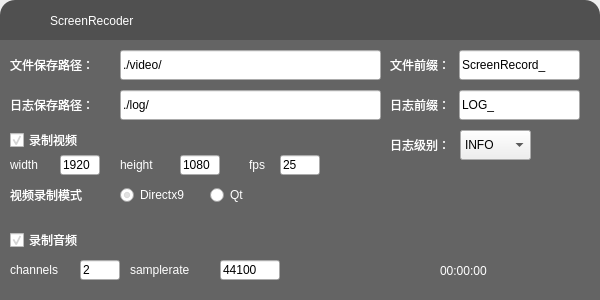
TinyRocker/ScreenRecorder, file src/ScreenRecorder/ScreenRecorder.ui: the form before one commit.
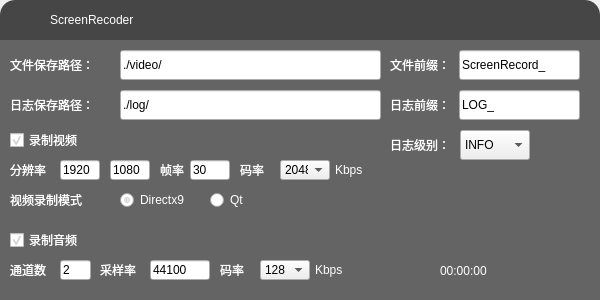
The form after the commit. Icons and pictures are not drawn.

What changed in the file:
```diff
--- a/src/ScreenRecorder/ScreenRecorder.ui
+++ b/src/ScreenRecorder/ScreenRecorder.ui
@@ -20,17 +20,12 @@
   <property name="styleSheet">
    <string notr="true">#background
 {
-background-color: rgb(80, 80, 80);
+background-color: rgb(70, 70, 70);
 border-radius:15px
 }
 #context
 {
 background-color: rgb(100, 100, 100);
-}
-#title
-{
-color: rgb(255, 255, 255);
-	font: 11pt &quot;Arial&quot;;
 }</string>
   </property>
   <widget class="QWidget" name="background" native="true">
@@ -45,10 +40,58 @@
    <property name="styleSheet">
     <string notr="true"/>
    </property>
+   <widget class="QWidget" name="title" native="true">
+    <property name="geometry">
+     <rect>
+      <x>0</x>
+      <y>0</y>
+      <width>600</width>
+      <height>40</height>
+     </rect>
+    </property>
+    <property name="styleSheet">
+     <string notr="true">#label_title
+{
+color: rgb(255, 255, 255);
+	font: 11pt &quot;Arial&quot;;
+}</string>
+    </property>
+    <widget class="QLabel" name="logo">
+     <property name="geometry">
+      <rect>
+       <x>10</x>
+       <y>6</y>
+       <width>28</width>
+       <height>28</height>
+      </rect>
+     </property>
+     <property name="text">
+      <string/>
+     </property>
+     <property name="pixmap">
+      <pixmap resource="ScreenRecorder.qrc">:/ScreenRecorder/Resources/logo.ico</pixmap>
+     </property>
+     <property name="scaledContents">
+      <bool>true</bool>
+     </property>
+    </widget>
+    <widget class="QLabel" name="label_title">
+     <property name="geometry">
+      <rect>
+       <x>50</x>
+       <y>10</y>
+       <width>110</width>
+       <height>20</height>
+      </rect>
+     </property>
+     <property name="text">
+      <string>ScreenRecoder</string>
+     </property>
+    </widget>
    <widget class="QPushButton" name="miniButton">
     <property name="geometry">
      <rect>
-      <x>525</x>
+       <x>530</x>
       <y>10</y>
       <width>24</width>
       <height>24</height>
@@ -111,6 +154,7 @@
      <bool>true</bool>
     </property>
    </widget>
+   </widget>
    <widget class="QWidget" name="context" native="true">
     <property name="geometry">
      <rect>
@@ -242,6 +286,16 @@
 #lineEdit_samplerate
 {
 font: 11pt &quot;Arial&quot;;
+}
+#label_bitrate_video
+{
+color: rgb(255, 255, 255);
+font: 11pt &quot;Arial&quot;;
+}
+#label_bitrate_audio
+{
+color: rgb(255, 255, 255);
+font: 11pt &quot;Arial&quot;;
 }</string>
     </property>
     <widget class="QPushButton" name="record">
@@ -361,7 +415,7 @@
      <property name="geometry">
       <rect>
        <x>60</x>
-       <y>115</y>
+       <y>120</y>
        <width>40</width>
        <height>20</height>
       </rect>
@@ -376,8 +430,8 @@
     <widget class="QLineEdit" name="lineEdit_height">
      <property name="geometry">
       <rect>
-       <x>180</x>
-       <y>115</y>
+       <x>110</x>
+       <y>120</y>
        <width>40</width>
        <height>20</height>
       </rect>
@@ -392,8 +446,8 @@
     <widget class="QLineEdit" name="lineEdit_fps">
      <property name="geometry">
       <rect>
-       <x>280</x>
-       <y>115</y>
+       <x>190</x>
+       <y>120</y>
        <width>40</width>
        <height>20</height>
       </rect>
@@ -402,54 +456,41 @@
       <string notr="true"/>
      </property>
      <property name="text">
-      <string>25</string>
+      <string>30</string>
      </property>
     </widget>
     <widget class="QLabel" name="label_fps">
      <property name="geometry">
       <rect>
-       <x>249</x>
-       <y>115</y>
-       <width>40</width>
+       <x>160</x>
+       <y>120</y>
+       <width>31</width>
        <height>20</height>
       </rect>
      </property>
      <property name="text">
-      <string>fps</string>
+      <string>帧率</string>
      </property>
     </widget>
     <widget class="QLabel" name="label_width">
      <property name="geometry">
       <rect>
        <x>10</x>
-       <y>115</y>
-       <width>40</width>
+       <y>120</y>
+       <width>51</width>
        <height>20</height>
       </rect>
      </property>
      <property name="text">
-      <string>width</string>
-     </property>
-    </widget>
-    <widget class="QLabel" name="label_height">
-     <property name="geometry">
-      <rect>
-       <x>120</x>
-       <y>115</y>
-       <width>40</width>
-       <height>20</height>
-      </rect>
-     </property>
-     <property name="text">
-      <string>height</string>
+      <string>分辨率</string>
      </property>
     </widget>
     <widget class="QLineEdit" name="lineEdit_channels">
      <property name="geometry">
       <rect>
-       <x>80</x>
+       <x>60</x>
        <y>220</y>
-       <width>40</width>
+       <width>31</width>
        <height>20</height>
       </rect>
      </property>
@@ -463,7 +504,7 @@
     <widget class="QLineEdit" name="lineEdit_samplerate">
      <property name="geometry">
       <rect>
-       <x>220</x>
+       <x>150</x>
        <y>220</y>
        <width>60</width>
        <height>20</height>
@@ -481,31 +522,31 @@
       <rect>
        <x>10</x>
        <y>220</y>
-       <width>60</width>
+       <width>51</width>
        <height>20</height>
       </rect>
      </property>
      <property name="text">
-      <string>channels</string>
+      <string>通道数</string>
      </property>
     </widget>
     <widget class="QLabel" name="label_samplerate">
      <property name="geometry">
       <rect>
-       <x>130</x>
+       <x>100</x>
        <y>220</y>
-       <width>81</width>
+       <width>51</width>
        <height>20</height>
       </rect>
      </property>
      <property name="text">
-      <string>samplerate</string>
+      <string>采样率</string>
      </property>
     </widget>
     <widget class="QLabel" name="label_recordingVideo">
      <property name="geometry">
       <rect>
-       <x>340</x>
+       <x>360</x>
        <y>215</y>
        <width>32</width>
        <height>32</height>
@@ -521,7 +562,7 @@
     <widget class="QLabel" name="label_recordingAudio">
      <property name="geometry">
       <rect>
-       <x>380</x>
+       <x>400</x>
        <y>215</y>
        <width>32</width>
        <height>32</height>
@@ -552,7 +593,7 @@
      <property name="geometry">
       <rect>
        <x>120</x>
-       <y>145</y>
+       <y>150</y>
        <width>80</width>
        <height>20</height>
       </rect>
@@ -568,7 +609,7 @@
      <property name="geometry">
       <rect>
        <x>210</x>
-       <y>145</y>
+       <y>150</y>
        <width>50</width>
        <height>20</height>
       </rect>
@@ -584,7 +625,7 @@
      <property name="geometry">
       <rect>
        <x>10</x>
-       <y>145</y>
+       <y>150</y>
        <width>90</width>
        <height>20</height>
       </rect>
@@ -604,7 +645,7 @@
       <rect>
        <x>460</x>
        <y>90</y>
-       <width>71</width>
+       <width>70</width>
        <height>30</height>
       </rect>
      </property>
@@ -766,6 +807,232 @@
       <string>日志级别：</string>
      </property>
     </widget>
+    <widget class="QComboBox" name="comboBox_bitrate_video">
+     <property name="enabled">
+      <bool>true</bool>
+     </property>
+     <property name="geometry">
+      <rect>
+       <x>280</x>
+       <y>120</y>
+       <width>50</width>
+       <height>20</height>
+      </rect>
+     </property>
+     <property name="minimumSize">
+      <size>
+       <width>0</width>
+       <height>20</height>
+      </size>
+     </property>
+     <property name="editable">
+      <bool>false</bool>
+     </property>
+     <property name="currentText">
+      <string>2048</string>
+     </property>
+     <property name="currentIndex">
+      <number>6</number>
+     </property>
+     <property name="modelColumn">
+      <number>0</number>
+     </property>
+     <item>
+      <property name="text">
+       <string>256</string>
+      </property>
+     </item>
+     <item>
+      <property name="text">
+       <string>384</string>
+      </property>
+     </item>
+     <item>
+      <property name="text">
+       <string>512</string>
+      </property>
+     </item>
+     <item>
+      <property name="text">
+       <string>768</string>
+      </property>
+     </item>
+     <item>
+      <property name="text">
+       <string>1024</string>
+      </property>
+     </item>
+     <item>
+      <property name="text">
+       <string>1536</string>
+      </property>
+     </item>
+     <item>
+      <property name="text">
+       <string>2048</string>
+      </property>
+     </item>
+     <item>
+      <property name="text">
+       <string>4096</string>
+      </property>
+     </item>
+     <item>
+      <property name="text">
+       <string>6140</string>
+      </property>
+     </item>
+     <item>
+      <property name="text">
+       <string>8184</string>
+      </property>
+     </item>
+    </widget>
+    <widget class="QComboBox" name="comboBox_bitrate_audio">
+     <property name="enabled">
+      <bool>true</bool>
+     </property>
+     <property name="geometry">
+      <rect>
+       <x>260</x>
+       <y>220</y>
+       <width>50</width>
+       <height>20</height>
+      </rect>
+     </property>
+     <property name="minimumSize">
+      <size>
+       <width>0</width>
+       <height>20</height>
+      </size>
+     </property>
+     <property name="editable">
+      <bool>false</bool>
+     </property>
+     <property name="currentText">
+      <string>128</string>
+     </property>
+     <property name="currentIndex">
+      <number>3</number>
+     </property>
+     <property name="modelColumn">
+      <number>0</number>
+     </property>
+     <item>
+      <property name="text">
+       <string>32</string>
+      </property>
+     </item>
+     <item>
+      <property name="text">
+       <string>64</string>
+      </property>
+     </item>
+     <item>
+      <property name="text">
+       <string>96</string>
+      </property>
+     </item>
+     <item>
+      <property name="text">
+       <string>128</string>
+      </property>
+     </item>
+     <item>
+      <property name="text">
+       <string>192</string>
+      </property>
+     </item>
+     <item>
+      <property name="text">
+       <string>256</string>
+      </property>
+     </item>
+     <item>
+      <property name="text">
+       <string>320</string>
+      </property>
+     </item>
+     <item>
+      <property name="text">
+       <string>384</string>
+      </property>
+     </item>
+     <item>
+      <property name="text">
+       <string>448</string>
+      </property>
+     </item>
+     <item>
+      <property name="text">
+       <string>512</string>
+      </property>
+     </item>
+    </widget>
+    <widget class="QLabel" name="label_bitrate_video">
+     <property name="geometry">
+      <rect>
+       <x>240</x>
+       <y>120</y>
+       <width>30</width>
+       <height>20</height>
+      </rect>
+     </property>
+     <property name="styleSheet">
+      <string notr="true"/>
+     </property>
+     <property name="text">
+      <string>码率</string>
+     </property>
+    </widget>
+    <widget class="QLabel" name="label_bitrate_audio">
+     <property name="geometry">
+      <rect>
+       <x>220</x>
+       <y>220</y>
+       <width>30</width>
+       <height>20</height>
+      </rect>
+     </property>
+     <property name="styleSheet">
+      <string notr="true"/>
+     </property>
+     <property name="text">
+      <string>码率</string>
+     </property>
+    </widget>
+    <widget class="QLabel" name="label_Kbps">
+     <property name="geometry">
+      <rect>
+       <x>335</x>
+       <y>120</y>
+       <width>30</width>
+       <height>20</height>
+      </rect>
+     </property>
+     <property name="styleSheet">
+      <string notr="true">color: rgb(255, 255, 255);</string>
+     </property>
+     <property name="text">
+      <string>Kbps</string>
+     </property>
+    </widget>
+    <widget class="QLabel" name="label_Kbps2">
+     <property name="geometry">
+      <rect>
+       <x>315</x>
+       <y>220</y>
+       <width>30</width>
+       <height>20</height>
+      </rect>
+     </property>
+     <property name="styleSheet">
+      <string notr="true">color: rgb(255, 255, 255);</string>
+     </property>
+     <property name="text">
+      <string>Kbps</string>
+     </property>
+    </widget>
     <zorder>label_recordingAudio</zorder>
     <zorder>label_recordingVideo</zorder>
     <zorder>record</zorder>
@@ -795,38 +1062,12 @@
     <zorder>lineEdit_fileSavePrefix</zorder>
     <zorder>lineEdit_logSavePrefix</zorder>
     <zorder>label_logLevel</zorder>
-   </widget>
-   <widget class="QLabel" name="title">
-    <property name="geometry">
-     <rect>
-      <x>50</x>
-      <y>10</y>
-      <width>141</width>
-      <height>21</height>
-     </rect>
-    </property>
-    <property name="text">
-     <string>ScreenRecoder</string>
-    </property>
-   </widget>
-   <widget class="QLabel" name="logo">
-    <property name="geometry">
-     <rect>
-      <x>8</x>
-      <y>8</y>
-      <width>28</width>
-      <height>28</height>
-     </rect>
-    </property>
-    <property name="text">
-     <string/>
-    </property>
-    <property name="pixmap">
-     <pixmap resource="ScreenRecorder.qrc">:/ScreenRecorder/Resources/logo.ico</pixmap>
-    </property>
-    <property name="scaledContents">
-     <bool>true</bool>
-    </property>
+    <zorder>comboBox_bitrate_video</zorder>
+    <zorder>comboBox_bitrate_audio</zorder>
+    <zorder>label_bitrate_video</zorder>
+    <zorder>label_bitrate_audio</zorder>
+    <zorder>label_Kbps</zorder>
+    <zorder>label_Kbps2</zorder>
    </widget>
   </widget>
  </widget>
```
Left out of the diff: 1 changed line with no effect on the pictures. Lines whose indentation alone changed are shown as unchanged.
